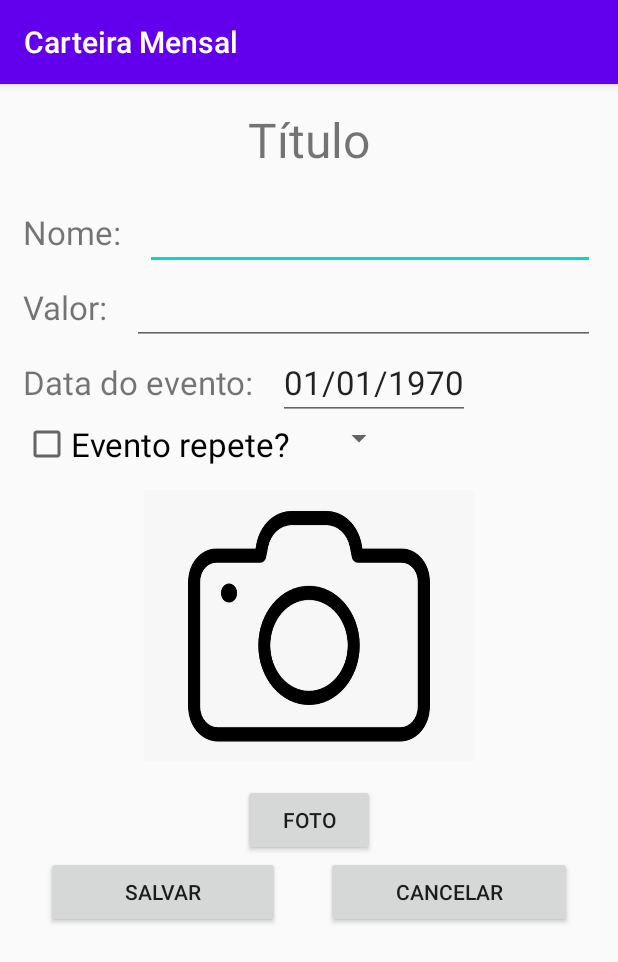
After one commit to nigarofe/GestorFinanceiro, an Android app: the CadastroEdicaoEvento screen opened directly, with no data from a screen before it, on a phone screen of 412 x 824 dp. The commit adds this screen. Shown: the top 962 px of the screen. Run offline under Robolectric (Android 15) with nearby library versions, the phone set to English and light mode, and no system bars.

Commit message:
Fim vídeo 17

```diff
--- a/app/src/main/AndroidManifest.xml
+++ b/app/src/main/AndroidManifest.xml
@@ -9,6 +9,8 @@
         android:roundIcon="@mipmap/ic_launcher_round"
         android:supportsRtl="true"
         android:theme="@style/AppTheme">
+        <activity android:name=".CadastroEdicaoEvento"></activity>
+        <activity android:name=".VisualizarEventos" />
         <activity android:name=".MainActivity">
             <intent-filter>
                 <action android:name="android.intent.action.MAIN" />
--- /dev/null
+++ b/app/src/main/java/com/ifmg/carteiramensal/CadastroEdicaoEvento.java
@@ -0,0 +1,14 @@
+package com.ifmg.carteiramensal;
+
+import androidx.appcompat.app.AppCompatActivity;
+
+import android.os.Bundle;
+
+public class CadastroEdicaoEvento extends AppCompatActivity {
+
+    @Override
+    protected void onCreate(Bundle savedInstanceState) {
+        super.onCreate(savedInstanceState);
+        setContentView(R.layout.activity_cadastro_edicao_evento);
+    }
+}
--- /dev/null
+++ b/app/src/main/res/layout/activity_cadastro_edicao_evento.xml
@@ -0,0 +1,132 @@
+<?xml version="1.0" encoding="utf-8"?>
+<androidx.constraintlayout.widget.ConstraintLayout xmlns:android="http://schemas.android.com/apk/res/android"
+    xmlns:app="http://schemas.android.com/apk/res-auto"
+    xmlns:tools="http://schemas.android.com/tools"
+    android:layout_width="match_parent"
+    android:layout_height="match_parent"
+    tools:context=".CadastroEdicaoEvento">
+
+    <LinearLayout
+        android:layout_width="match_parent"
+        android:layout_height="match_parent"
+        android:orientation="vertical"
+        android:layout_marginHorizontal="15dp">
+
+        <TextView
+            android:layout_marginVertical="15sp"
+            android:gravity="center"
+            android:textSize="32sp"
+            android:id="@+id/tituloTxt"
+            android:layout_width="match_parent"
+            android:layout_height="wrap_content"
+            android:text="Título"/>
+
+        <LinearLayout
+            android:layout_width="match_parent"
+            android:layout_height="wrap_content"
+            android:orientation="horizontal">
+
+            <TextView
+                android:layout_width="wrap_content"
+                android:layout_height="wrap_content"
+                android:text="Nome:   "
+                android:textSize="22sp"/>
+
+            <EditText
+                android:layout_width="match_parent"
+                android:layout_height="wrap_content"
+                android:textSize="22sp"/>
+        </LinearLayout>
+
+        <LinearLayout
+            android:layout_width="match_parent"
+            android:layout_height="wrap_content"
+            android:orientation="horizontal">
+
+            <TextView
+                android:layout_width="wrap_content"
+                android:layout_height="wrap_content"
+                android:text="Valor:   "
+                android:textSize="22sp"/>
+
+            <EditText
+                android:layout_width="match_parent"
+                android:layout_height="wrap_content"
+                android:inputType="numberDecimal"
+                android:textSize="22sp"/>
+        </LinearLayout>
+
+        <LinearLayout
+            android:layout_width="wrap_content"
+            android:layout_height="wrap_content"
+            android:orientation="horizontal">
+
+            <TextView
+                android:layout_width="wrap_content"
+                android:layout_height="wrap_content"
+                android:text="Data do evento:   "
+                android:textSize="22sp"/>
+
+            <EditText
+                android:layout_width="wrap_content"
+                android:layout_height="wrap_content"
+                android:text="01/01/1970"
+                android:textSize="22sp"/>
+        </LinearLayout>
+
+        <LinearLayout
+            android:layout_width="wrap_content"
+            android:layout_height="wrap_content"
+            android:orientation="horizontal">
+
+            <CheckBox
+                android:layout_width="wrap_content"
+                android:layout_height="wrap_content"
+                android:text="Evento repete?"
+                android:textSize="22sp"/>
+
+            <Spinner
+                android:layout_width="70dp"
+                android:layout_height="wrap_content"/>
+        </LinearLayout>
+
+        <ImageView
+            android:layout_width="220dp"
+            android:layout_height="180dp"
+            android:background="@mipmap/foto"
+            android:layout_gravity="center"
+            android:layout_marginVertical="15dp"/>
+
+        <Button
+            android:layout_width="wrap_content"
+            android:layout_height="wrap_content"
+            android:text="Foto"
+            android:layout_gravity="center"/>
+
+
+        <LinearLayout
+            android:layout_width="match_parent"
+            android:layout_height="wrap_content"
+            android:orientation="horizontal">
+
+            <Button
+                android:layout_marginHorizontal="15sp"
+                android:layout_weight="1"
+                android:layout_width="wrap_content"
+                android:layout_height="wrap_content"
+                android:text="Salvar"/>
+
+            <Button
+                android:layout_marginHorizontal="15sp"
+                android:layout_weight="1"
+                android:layout_width="wrap_content"
+                android:layout_height="wrap_content"
+                android:text="Cancelar"/>
+
+        </LinearLayout>
+
+
+
+
+    </LinearLayout>
+</androidx.constraintlayout.widget.ConstraintLayout>
```
Also changed, not shown: app/src/main/java/com/ifmg/carteiramensal/MainActivity.java (+19 -0 lines), app/src/main/java/com/ifmg/carteiramensal/VisualizarEventos.java (added, +64 -0 lines), app/src/main/res/layout/activity_visualizar_eventos.xml (added, +77 -0 lines).
